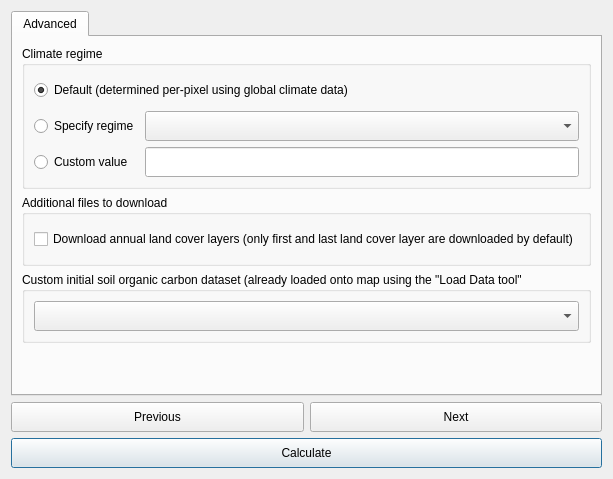
ConservationInternational/trends.earth, file LDMP/gui/DlgCalculateSOC.ui: the form before one commit.
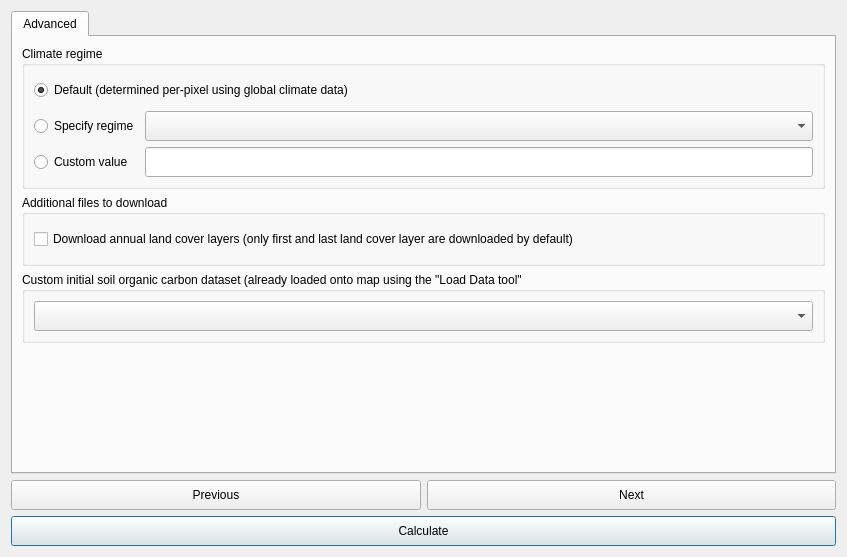
The form after the commit.

```diff
--- a/LDMP/gui/DlgCalculateSOC.ui
+++ b/LDMP/gui/DlgCalculateSOC.ui
@@ -6,8 +6,8 @@
    <rect>
     <x>0</x>
     <y>0</y>
-    <width>605</width>
-    <height>423</height>
+    <width>847</width>
+    <height>557</height>
    </rect>
   </property>
   <property name="sizePolicy">
```
Left out of the diff: 2 changed lines with no effect on the pictures.
